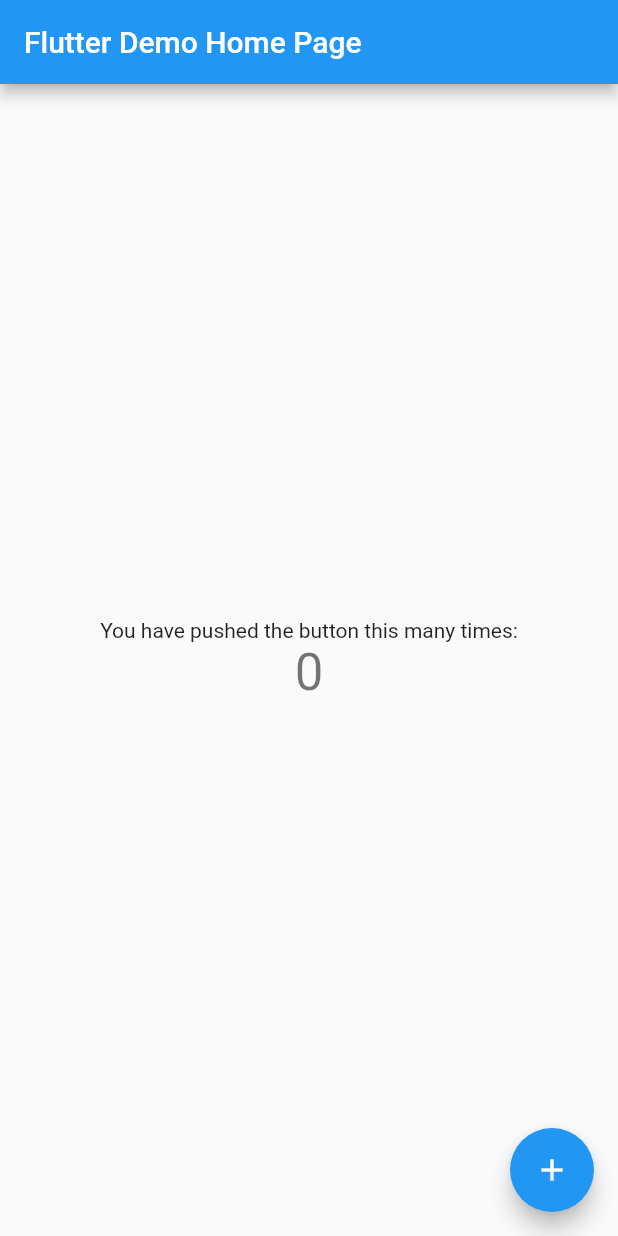
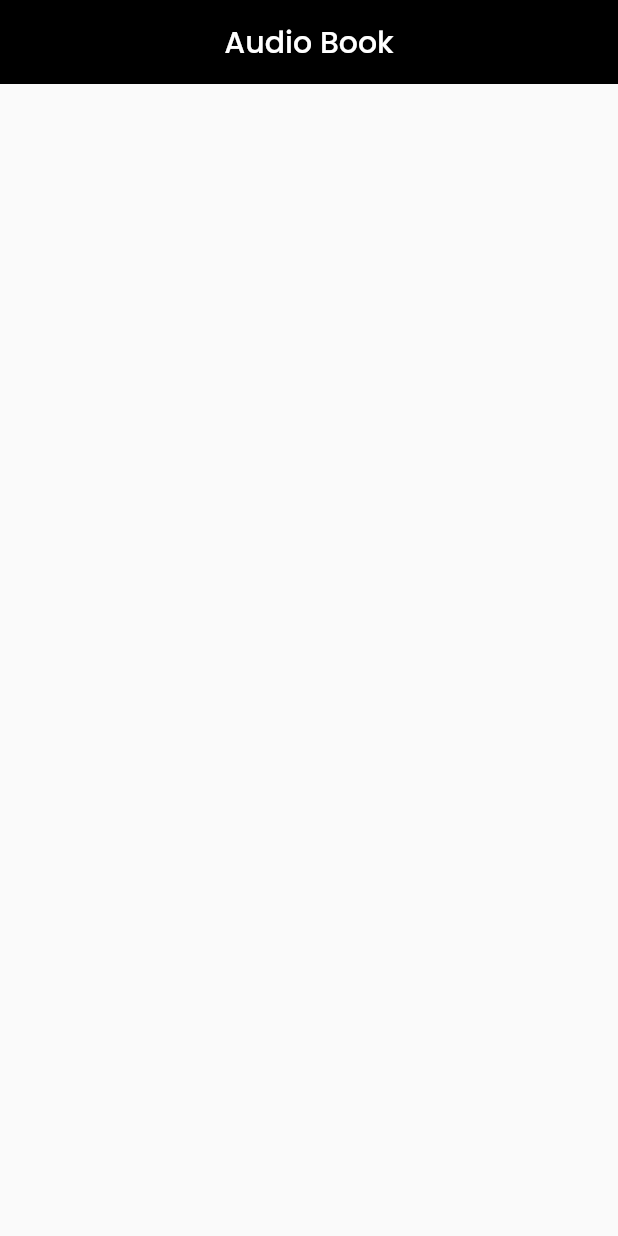
Before and after one commit to ZRShamim/music_streaming_app, a Flutter app: the screen it shows after launch, on a phone screen of 412 x 824 dp. Run offline on Flutter 3.47's test engine with Material 2 defaults, Android fonts, the light colour scheme and no system bars; our stand-ins replace flutter_screenutil, get, get_storage, google_fonts.

Commit message:
package setup, main setup, others

```diff
--- /dev/null
+++ b/lib/data/sound_list.dart
@@ -0,0 +1,38 @@
+List<Map<String, String>> soundList = [
+  {
+    'title': 'Caught',
+    'read by': '',
+    'subtitle': 'Caught Audio Book Sample',
+    'url': 'https://www.harlancoben.com/audio/CaughtSample.mp3',
+  },
+  {
+    'title': 'Darkest Fear',
+    'read by': '',
+    'subtitle': 'Darkest Fear Audio Book Sample',
+    'url': 'https://www.harlancoben.com/audio/DarkestFear2minExtract.mp3',
+  },
+  {
+    'title': 'Just One Look',
+    'read by': 'Carolyn McCormick',
+    'subtitle': 'Just One Look Audio Book Sample',
+    'url': 'https://www.harlancoben.com/audio/LongLost-01.mp3',
+  },
+  {
+    'title': 'Hold Tight',
+    'read by': 'Scott brick',
+    'subtitle': 'Hold Tight Audio Book Sample',
+    'url': 'https://www.harlancoben.com/audio/Coben_Hold_Tight_Chapter1.mp3',
+  },
+  {
+    'title': 'Gone For Good',
+    'read by': '',
+    'subtitle': 'Gone For Good Audio Book Sample',
+    'url': 'https://www.harlancoben.com/audio/GoneForGood2minExtract.mp3',
+  },
+  {
+    'title': 'The Woods',
+    'read by': 'Scott brick',
+    'subtitle': 'The Woods Audio Book Sample',
+    'url': 'https://www.harlancoben.com/audio/TheWoods-01.mp3',
+  },
+];
--- a/lib/main.dart
+++ b/lib/main.dart
@@ -1,115 +1,53 @@
 import 'package:flutter/material.dart';
+import 'package:flutter/services.dart';
+import 'package:flutter_screenutil/flutter_screenutil.dart';
+import 'package:get/get_navigation/get_navigation.dart';
+import 'package:get_storage/get_storage.dart';
+import 'package:google_fonts/google_fonts.dart';
+import 'package:music_streaming_app/views/routes/routes.dart';
 
-void main() {
+void main() async {
+  WidgetsFlutterBinding.ensureInitialized();
+
+  SystemChrome.setPreferredOrientations([
+    DeviceOrientation.portraitDown,
+    DeviceOrientation.portraitUp,
+  ]);
+  SystemChrome.setSystemUIOverlayStyle(
+      const SystemUiOverlayStyle(statusBarColor: Colors.transparent));
+
+  await GetStorage.init();
   runApp(const MyApp());
 }
 
 class MyApp extends StatelessWidget {
-  const MyApp({super.key});
+  const MyApp({Key? key}) : super(key: key);
 
-  // This widget is the root of your application.
   @override
   Widget build(BuildContext context) {
-    return MaterialApp(
-      title: 'Flutter Demo',
-      theme: ThemeData(
-        // This is the theme of your application.
-        //
-        // Try running your application with "flutter run". You'll see the
-        // application has a blue toolbar. Then, without quitting the app, try
-        // changing the primarySwatch below to Colors.green and then invoke
-        // "hot reload" (press "r" in the console where you ran "flutter run",
-        // or simply save your changes to "hot reload" in a Flutter IDE).
-        // Notice that the counter didn't reset back to zero; the application
-        // is not restarted.
-        primarySwatch: Colors.blue,
+    return ScreenUtilInit(
+      designSize: const Size(414, 896),
+      builder: (_, child) => GetMaterialApp(
+        debugShowCheckedModeBanner: false,
+        theme: ThemeData(
+          textTheme: GoogleFonts.poppinsTextTheme(Theme.of(context).textTheme),
+          appBarTheme: const AppBarTheme(
+            elevation: 0,
+            centerTitle: true,
+            backgroundColor: Colors.black,
+            iconTheme: IconThemeData(color: Colors.white),
+          ),
+        ),
+        initialRoute: Routes.rootPage,
+        getPages: Routes.list,
+        builder: (context, widget) {
+          ScreenUtil.init(context);
+          return MediaQuery(
+            data: MediaQuery.of(context).copyWith(textScaleFactor: 1.0),
+            child: widget!,
+          );
+        },
       ),
-      home: const MyHomePage(title: 'Flutter Demo Home Page'),
     );
   }
 }
-
-class MyHomePage extends StatefulWidget {
-  const MyHomePage({super.key, required this.title});
-
-  // This widget is the home page of your application. It is stateful, meaning
-  // that it has a State object (defined below) that contains fields that affect
-  // how it looks.
-
-  // This class is the configuration for the state. It holds the values (in this
-  // case the title) provided by the parent (in this case the App widget) and
-  // used by the build method of the State. Fields in a Widget subclass are
-  // always marked "final".
-
-  final String title;
-
-  @override
-  State<MyHomePage> createState() => _MyHomePageState();
-}
-
-class _MyHomePageState extends State<MyHomePage> {
-  int _counter = 0;
-
-  void _incrementCounter() {
-    setState(() {
-      // This call to setState tells the Flutter framework that something has
-      // changed in this State, which causes it to rerun the build method below
-      // so that the display can reflect the updated values. If we changed
-      // _counter without calling setState(), then the build method would not be
-      // called again, and so nothing would appear to happen.
-      _counter++;
-    });
-  }
-
-  @override
-  Widget build(BuildContext context) {
-    // This method is rerun every time setState is called, for instance as done
-    // by the _incrementCounter method above.
-    //
-    // The Flutter framework has been optimized to make rerunning build methods
-    // fast, so that you can just rebuild anything that needs updating rather
-    // than having to individually change instances of widgets.
-    return Scaffold(
-      appBar: AppBar(
-        // Here we take the value from the MyHomePage object that was created by
-        // the App.build method, and use it to set our appbar title.
-        title: Text(widget.title),
-      ),
-      body: Center(
-        // Center is a layout widget. It takes a single child and positions it
-        // in the middle of the parent.
-        child: Column(
-          // Column is also a layout widget. It takes a list of children and
-          // arranges them vertically. By default, it sizes itself to fit its
-          // children horizontally, and tries to be as tall as its parent.
-          //
-          // Invoke "debug painting" (press "p" in the console, choose the
-          // "Toggle Debug Paint" action from the Flutter Inspector in Android
-          // Studio, or the "Toggle Debug Paint" command in Visual Studio Code)
-          // to see the wireframe for each widget.
-          //
-          // Column has various properties to control how it sizes itself and
-          // how it positions its children. Here we use mainAxisAlignment to
-          // center the children vertically; the main axis here is the vertical
-          // axis because Columns are vertical (the cross axis would be
-          // horizontal).
-          mainAxisAlignment: MainAxisAlignment.center,
-          children: <Widget>[
-            const Text(
-              'You have pushed the button this many times:',
-            ),
-            Text(
-              '$_counter',
-              style: Theme.of(context).textTheme.headline4,
-            ),
-          ],
-        ),
-      ),
-      floatingActionButton: FloatingActionButton(
-        onPressed: _incrementCounter,
-        tooltip: 'Increment',
-        child: const Icon(Icons.add),
-      ), // This trailing comma makes auto-formatting nicer for build methods.
-    );
-  }
-}
--- a/lib/views/pages/root_page/root_page.dart
+++ b/lib/views/pages/root_page/root_page.dart
@@ -0,0 +1,16 @@
+import 'package:flutter/material.dart';
+import 'package:flutter/src/widgets/container.dart';
+import 'package:flutter/src/widgets/framework.dart';
+
+class RootPage extends StatelessWidget {
+  const RootPage({super.key});
+
+  @override
+  Widget build(BuildContext context) {
+    return Scaffold(
+      appBar: AppBar(
+        title: const Text('Audio Book'),
+      ),
+    );
+  }
+}
--- a/lib/views/routes/routes.dart
+++ b/lib/views/routes/routes.dart
@@ -0,0 +1,13 @@
+import 'package:get/get.dart';
+import 'package:music_streaming_app/views/pages/root_page/root_page.dart';
+
+class Routes {
+  static const String rootPage = '/rootPage';
+
+  static var list = [
+    GetPage(
+      name: rootPage,
+      page: () => const RootPage(),
+    ),
+  ];
+}
--- a/pubspec.yaml
+++ b/pubspec.yaml
@@ -36,6 +36,11 @@
   # The following adds the Cupertino Icons font to your application.
   # Use with the CupertinoIcons class for iOS style icons.
   cupertino_icons: ^1.0.2
+  flutter_screenutil: ^5.5.4
+  get: ^4.6.5
+  get_storage: ^2.0.3
+  audioplayers: ^1.1.1
+  google_fonts: ^3.0.1
 
 dev_dependencies:
   flutter_test:
```
Also changed, not shown: pubspec.lock, 6 other files.
